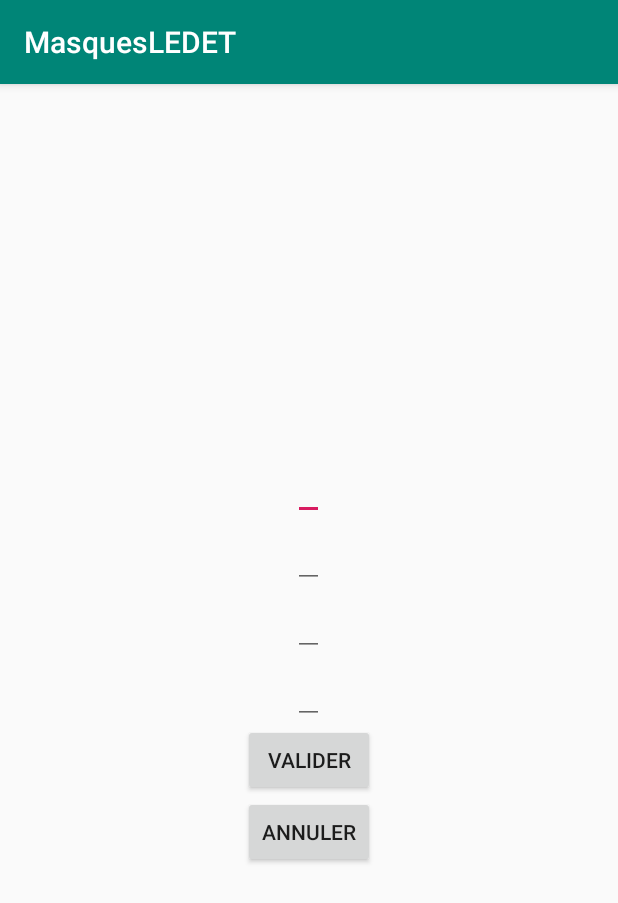
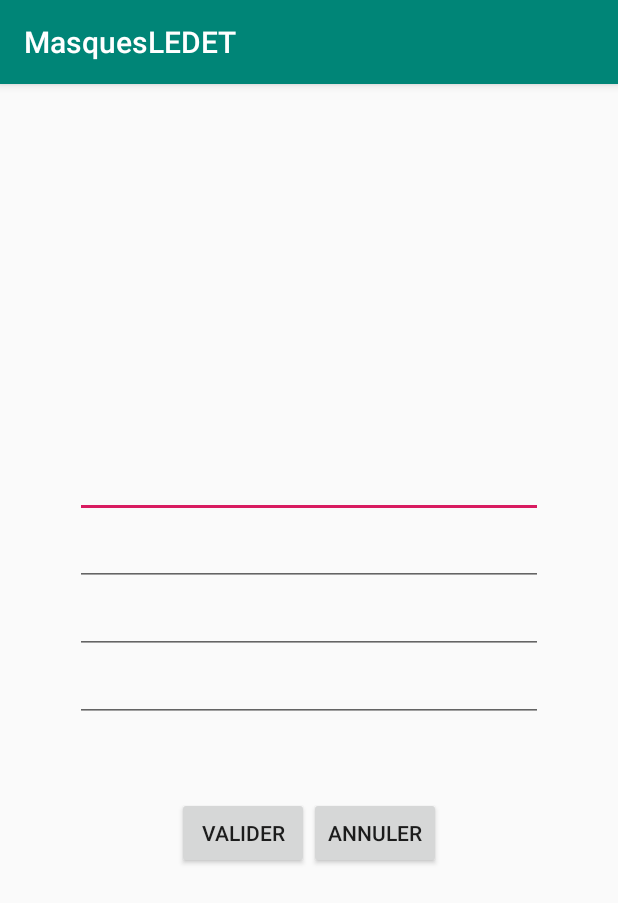
Before and after one commit to Bledet/AndroidStudioProject, an Android app: the ActivityAdd screen opened directly, with no data from a screen before it, on a phone screen of 412 x 824 dp. Shown: the top 903 px of the screen. Run offline under Robolectric (Android 15) with nearby library versions, the phone set to English and light mode, and no system bars.

Commit message:
last commit

```diff
--- a/MasquesLEDET/app/src/main/res/layout/activity_add.xml
+++ b/MasquesLEDET/app/src/main/res/layout/activity_add.xml
@@ -8,29 +8,48 @@
     tools:context=".MainActivity">
 
     <EditText
-        android:layout_width="wrap_content"
+        android:layout_width="match_parent"
+        android:gravity="center"
         android:layout_height="wrap_content"
+        android:layout_marginStart="50dp"
+        android:layout_marginEnd="50dp"
+        android:inputType="number"
         android:id="@+id/enrue"
         android:text="@string/numberAddress"/>
 
     <EditText
-        android:layout_width="wrap_content"
+        android:layout_width="match_parent"
+        android:gravity="center"
         android:layout_height="wrap_content"
+        android:layout_marginStart="50dp"
+        android:layout_marginEnd="50dp"
         android:id="@+id/erue"
         android:text="@string/streetName"/>
 
     <EditText
-        android:layout_width="wrap_content"
+        android:layout_width="match_parent"
+        android:gravity="center"
         android:layout_height="wrap_content"
+        android:layout_marginStart="50dp"
+        android:layout_marginEnd="50dp"
+        android:inputType="number"
         android:id="@+id/ecodep"
         android:text="@string/postalCode"/>
 
     <EditText
-        android:layout_width="wrap_content"
+        android:layout_width="match_parent"
+        android:gravity="center"
         android:layout_height="wrap_content"
+        android:layout_marginStart="50dp"
+        android:layout_marginEnd="50dp"
         android:id="@+id/eville"
         android:text="@string/city"/>
 
+    <LinearLayout
+        android:layout_width="wrap_content"
+        android:layout_height="wrap_content"
+        android:orientation="horizontal"
+        android:layout_marginTop="50dp">
         <Button
             android:layout_width="wrap_content"
             android:layout_height="wrap_content"
@@ -42,5 +61,9 @@
             android:id="@+id/annuler2"
             android:text="Annuler"/>
 
+    </LinearLayout>
+
+
+
 
 </LinearLayout>
--- a/MasquesLEDET/app/src/main/res/layout/activity_main.xml
+++ b/MasquesLEDET/app/src/main/res/layout/activity_main.xml
@@ -28,6 +28,7 @@
     <Button
         android:layout_width="wrap_content"
         android:layout_height="wrap_content"
+        android:layout_marginBottom="30dp"
         android:id="@+id/modifier1"
         android:text="Modifier"/>
 
```
Also changed, not shown: MasquesLEDET/app/src/main/res/layout/activity_name.xml (+26 -4 lines). Lines whose indentation alone changed are shown as unchanged.
